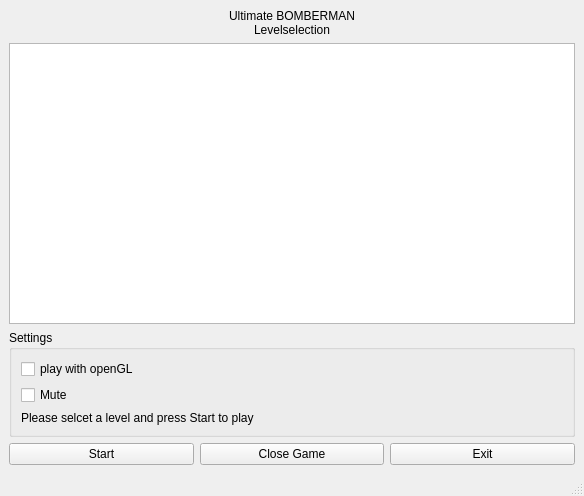
The window that main/gui/startwindow.ui (benediktibk/bomberman) describes before a commit, drawn with Qt 5.
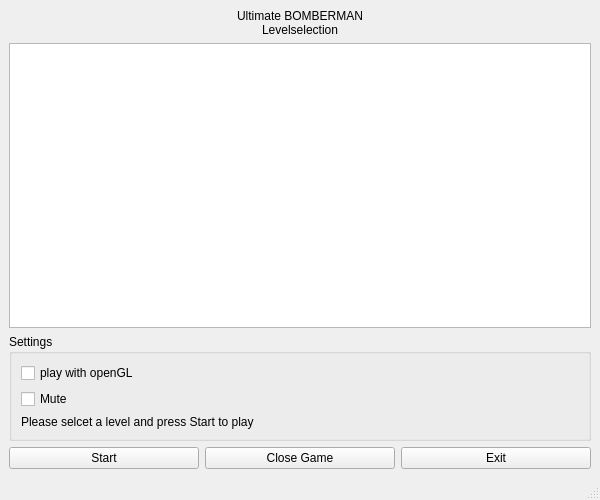
The same window after the commit.

Commit message: set signleselection to table and fixed min startwindowsize

Diff of the .ui file:
```diff
--- a/main/gui/startwindow.ui
+++ b/main/gui/startwindow.ui
@@ -6,10 +6,16 @@
    <rect>
     <x>0</x>
     <y>0</y>
-    <width>584</width>
-    <height>496</height>
+    <width>600</width>
+    <height>500</height>
    </rect>
   </property>
+  <property name="minimumSize">
+   <size>
+    <width>600</width>
+    <height>500</height>
+   </size>
+  </property>
   <property name="windowTitle">
    <string>Ultimate Game</string>
   </property>
@@ -27,7 +33,7 @@
        <bool>false</bool>
       </attribute>
       <attribute name="horizontalHeaderDefaultSectionSize">
-       <number>135</number>
+       <number>140</number>
       </attribute>
       <attribute name="horizontalHeaderMinimumSectionSize">
        <number>78</number>
```
Left out of the diff: 2 changed lines with no effect on the pictures. The commit also changes 1 other file.
